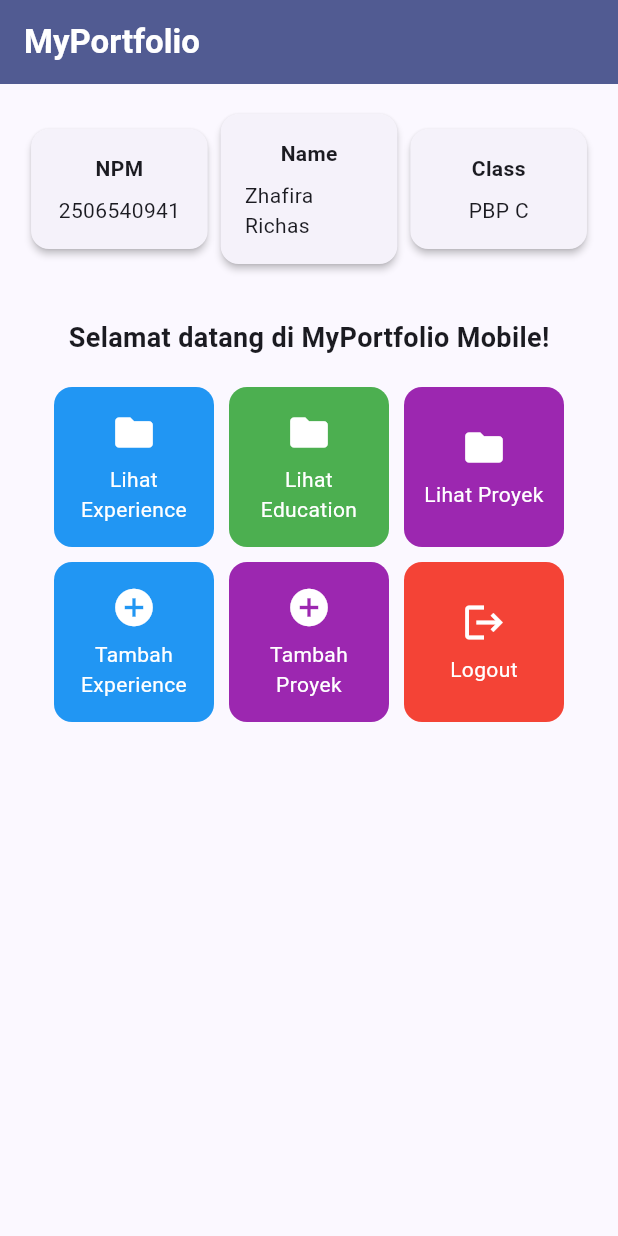
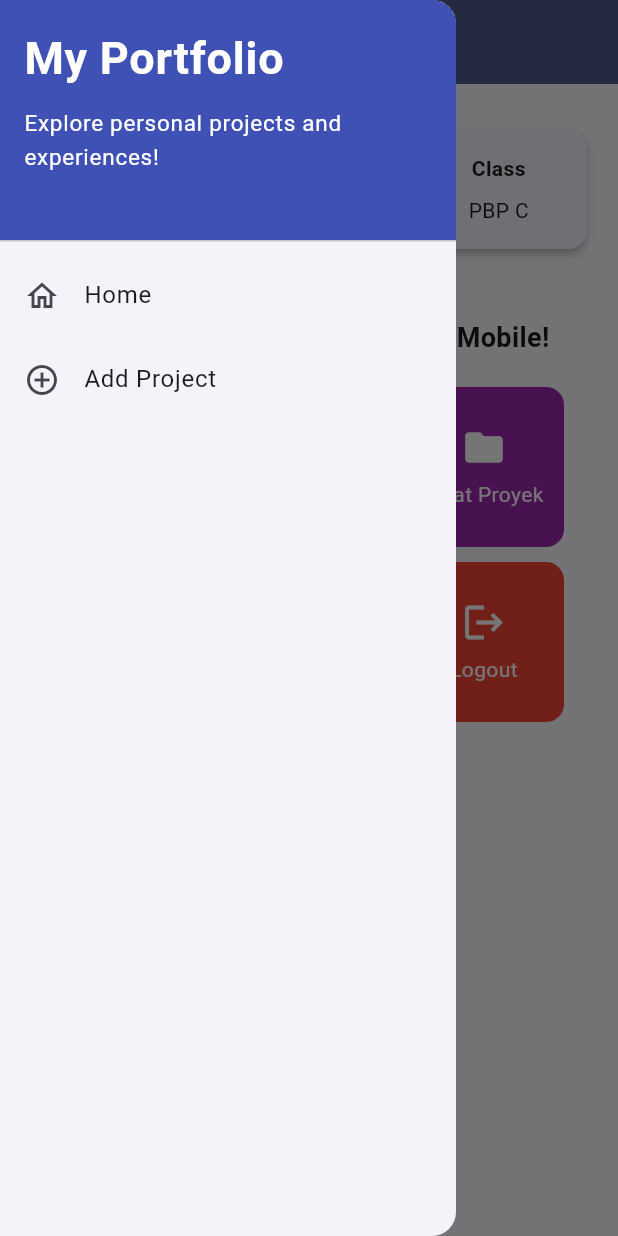
Before and after one commit to ZhafiraRichas/myportofolio_mobile, a Flutter app: the screen it shows after launch, with the side drawer open (before the commit the screen has no drawer), on a phone screen of 412 x 824 dp. Run offline on Flutter 3.47's test engine with Material 3 defaults, Android fonts, the phone set to English and light mode, and no system bars; our stand-ins replace material_ui.

Commit message:
Tutorial 9:  Flutter Navigation, Layouts, Forms, and Input Elements

```diff
--- a/lib/main.dart
+++ b/lib/main.dart
@@ -1,5 +1,5 @@
 import 'package:flutter/material.dart';
-import 'package:myportofolio_mobile/menu.dart';
+import 'package:myportofolio_mobile/screens/menu.dart';
 void main() {
   runApp(const MyApp());
 }
--- a/lib/menu.dart
+++ b/lib/screens/menu.dart
@@ -1,4 +1,6 @@
 import 'package:flutter/material.dart';
+import 'package:myportofolio_mobile/widgets/project_card.dart';
+import 'package:myportofolio_mobile/widgets/left_drawer.dart';
 
 class MyHomePage extends StatelessWidget {
   MyHomePage({super.key});
@@ -31,6 +33,7 @@ class MyHomePage extends StatelessWidget {
         ),
         backgroundColor: Theme.of(context).colorScheme.primary,
       ),
+      drawer: const LeftDrawer(),
       // Body halaman utama dengan padding di sekelilingnya.
       body: Padding(
         padding: const EdgeInsets.all(16.0),
@@ -86,53 +89,6 @@ class MyHomePage extends StatelessWidget {
     );
   }
 }
-
-class ItemCard extends StatelessWidget {
-  final ItemHomepage item;
-
-  const ItemCard(this.item, {super.key});
-
-  @override
-  Widget build(BuildContext context) {
-    return Material(
-      // Menggunakan warna sekunder dari skema tema aplikasi.
-      color: item.color,
-      borderRadius: BorderRadius.circular(12),
-      child: InkWell(
-        // Aksi ketika kartu ditekan oleh pengguna.
-        onTap: () {
-          // Menampilkan SnackBar dengan pesan interaktif.
-          ScaffoldMessenger.of(context)
-            ..hideCurrentSnackBar()
-            ..showSnackBar(
-              SnackBar(content: Text("Kamu telah menekan tombol ${item.name}!"))
-            );
-        },
-        child: Container(
-          padding: const EdgeInsets.all(8),
-          child: Center(
-            child: Column(
-              mainAxisAlignment: MainAxisAlignment.center,
-              children: [
-                Icon(
-                  item.icon,
-                  color: Colors.white,
-                  size: 30.0,
-                ),
-                const Padding(padding: EdgeInsets.all(3)),
-                Text(
-                  item.name,
-                  textAlign: TextAlign.center,
-                  style: const TextStyle(color: Colors.white),
-                ),
-              ],
-            ),
-          ),
-        ),
-      ),
-    );
-  }
-}
 class InfoCard extends StatelessWidget {
   // Kartu informasi yang menampilkan judul (title) dan isi (content).
   final String title;
--- /dev/null
+++ b/lib/widgets/left_drawer.dart
@@ -0,0 +1,70 @@
+import 'package:material_ui/material_ui.dart';
+import 'package:myportofolio_mobile/screens/menu.dart';
+
+class LeftDrawer extends StatelessWidget {
+  const LeftDrawer({super.key});
+
+  @override
+  Widget build(BuildContext context) {
+    return Drawer(
+      child: ListView(
+        children: [
+          const DrawerHeader(
+            decoration: BoxDecoration(
+              color: Colors.indigo,
+            ),
+            child: Column(
+              crossAxisAlignment: CrossAxisAlignment.start,
+              children: [
+                Text(
+                  'My Portfolio',
+                  style: TextStyle(
+                    fontSize: 30,
+                    fontWeight: FontWeight.bold,
+                    color: Colors.white,
+                  ),
+                ),
+                SizedBox(height: 10),
+                Text(
+                  'Explore personal projects and experiences!',
+                  style: TextStyle(
+                    fontSize: 15,
+                    color: Colors.white,
+                  ),
+                ),
+              ],
+            ),
+          ),
+          ListTile(
+            leading: const Icon(Icons.home_outlined),
+            title: const Text('Home'),
+            // Navigasi ke halaman utama portofolio
+            onTap: () {
+              Navigator.pushReplacement(
+                context,
+                MaterialPageRoute(
+                  builder: (context) => MyHomePage(),
+                ),
+              );
+            },
+          ),
+          ListTile(
+            leading: const Icon(Icons.add_circle_outline),
+            title: const Text('Add Project'),
+            // Navigasi ke halaman tambah proyek
+            onTap: () {
+            /*
+            TODO: Buatlah routing ke halaman ProjectFormPage yang akan dibuat nanti.
+            */
+              Navigator.pushReplacement(
+              context,
+              MaterialPageRoute(
+                builder: (context) => MyHomePage(),
+              ));
+            },
+          ),
+        ],
+      ),
+    );
+  }
+}
--- /dev/null
+++ b/lib/widgets/project_card.dart
@@ -0,0 +1,53 @@
+import 'package:material_ui/material_ui.dart';
+import 'package:myportofolio_mobile/screens/menu.dart';
+import 'package:myportofolio_mobile/screens/project_form.dart';
+class ItemCard extends StatelessWidget {
+  final ItemHomepage item;
+
+  const ItemCard(this.item, {super.key});
+
+  @override
+  Widget build(BuildContext context) {
+    return Material(
+      // Menggunakan warna sekunder dari skema tema aplikasi.
+      color: item.color,
+      borderRadius: BorderRadius.circular(12),
+      child: InkWell(
+        // Aksi ketika kartu ditekan oleh pengguna.
+        onTap: () {
+          // Menampilkan SnackBar dengan pesan interaktif.
+          ScaffoldMessenger.of(context)
+            ..hideCurrentSnackBar()
+            ..showSnackBar(
+              SnackBar(content: Text("Kamu telah menekan tombol ${item.name}!"))
+            );
+            if (item.name == "Tambah Proyek") {
+              //Gunakan Navigator.push() untuk melakukan navigasi ke MaterialPageRoute yang mencakup ProjectFormPage
+              Navigator.push(context, MaterialPageRoute(builder: (context) => const ProjectFormPage()));
+            }
+        },
+        child: Container(
+          padding: const EdgeInsets.all(8),
+          child: Center(
+            child: Column(
+              mainAxisAlignment: MainAxisAlignment.center,
+              children: [
+                Icon(
+                  item.icon,
+                  color: Colors.white,
+                  size: 30.0,
+                ),
+                const Padding(padding: EdgeInsets.all(3)),
+                Text(
+                  item.name,
+                  textAlign: TextAlign.center,
+                  style: const TextStyle(color: Colors.white),
+                ),
+              ],
+            ),
+          ),
+        ),
+      ),
+    );
+  }
+}
--- a/pubspec.yaml
+++ b/pubspec.yaml
@@ -34,6 +34,7 @@ dependencies:
   # The following adds the Cupertino Icons font to your application.
   # Use with the CupertinoIcons class for iOS style icons.
   cupertino_icons: ^1.0.8
+  material_ui: ^1.11.1
 
 dev_dependencies:
   flutter_test:
```
Also changed, not shown: form_sample/analysis_options.yaml (added, +38 -0 lines), form_sample/lib/main.dart (added, +64 -0 lines), form_sample/pubspec.yaml (added, +89 -0 lines), lib/screens/project_form.dart (added, +218 -0 lines), form_sample/pubspec.lock (added), pubspec.lock, 125 other files.
